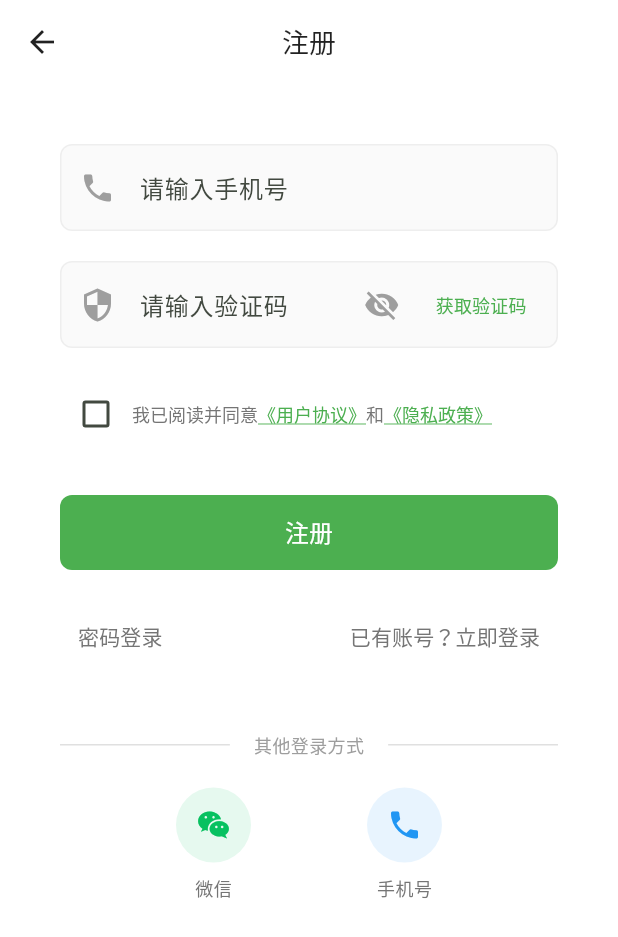
After one commit to LydiaCai1203/jump-frog-fk, a Flutter app: the AuthPage screen opened by its route, after a tap on "注册", on a phone screen of 412 x 824 dp. The commit adds this screen. Shown: the top 937 px of the screen. Run offline on Flutter 3.47's test engine with Material 3 defaults, Android fonts, the phone set to English and light mode, and no system bars; our stand-ins replace flutter_svg, font_awesome_flutter, geocoding, geolocator; missing offline and left inert: app_settings.

Commit message:
feat: 新增 登录/注册 页面

```diff
--- a/jump_frog_flutter/jump_frog_flutter/lib/main.dart
+++ b/jump_frog_flutter/jump_frog_flutter/lib/main.dart
@@ -3,6 +3,7 @@ import 'pages/home_page.dart';
 import 'pages/my_trips_page.dart';
 import 'pages/circle_page.dart';
 import 'pages/profile_page.dart';
+import 'pages/auth_page.dart';
 
 void main() {
   runApp(const MyApp());
@@ -20,6 +21,7 @@ class MyApp extends StatelessWidget {
         useMaterial3: true,
       ),
       home: const MainScaffold(),
+      routes: {'/auth': (context) => const AuthPage()},
     );
   }
 }
--- /dev/null
+++ b/jump_frog_flutter/jump_frog_flutter/lib/pages/auth_page.dart
@@ -0,0 +1,459 @@
+import 'package:flutter/material.dart';
+import 'package:flutter/services.dart';
+
+class AuthPage extends StatefulWidget {
+  const AuthPage({super.key});
+
+  @override
+  State<AuthPage> createState() => _AuthPageState();
+}
+
+class _AuthPageState extends State<AuthPage> {
+  final _formKey = GlobalKey<FormState>();
+  final _phoneController = TextEditingController();
+  final _passwordController = TextEditingController();
+  final _smsCodeController = TextEditingController();
+
+  bool _passwordVisible = false;
+  bool _smsCodeVisible = false;
+  String _currentMode = 'login'; // login, sms
+  bool _showRegisterForm = false;
+  bool _agreeToTerms = false;
+
+  @override
+  void dispose() {
+    _phoneController.dispose();
+    _passwordController.dispose();
+    _smsCodeController.dispose();
+    super.dispose();
+  }
+
+  @override
+  Widget build(BuildContext context) {
+    return Scaffold(
+      backgroundColor: Colors.white,
+      appBar: AppBar(
+        backgroundColor: Colors.white,
+        elevation: 0,
+        leading: IconButton(
+          icon: const Icon(Icons.arrow_back, color: Colors.black87),
+          onPressed: () => Navigator.of(context).pop(),
+        ),
+        title: Text(
+          _currentMode == 'login' ? '登录' : (_showRegisterForm ? '注册' : '登录'),
+          style: const TextStyle(
+            color: Colors.black87,
+            fontSize: 18,
+            fontWeight: FontWeight.w500,
+          ),
+        ),
+        centerTitle: true,
+      ),
+      body: SingleChildScrollView(
+        padding: const EdgeInsets.symmetric(horizontal: 40),
+        child: Form(
+          key: _formKey,
+          child: Column(
+            children: [
+              // 顶部间距
+              const SizedBox(height: 40),
+
+              // 手机号输入框
+              _buildInputField(
+                controller: _phoneController,
+                hintText: '请输入手机号',
+                prefixIcon: Icons.phone,
+                keyboardType: TextInputType.phone,
+                inputFormatters: [
+                  FilteringTextInputFormatter.digitsOnly,
+                  LengthLimitingTextInputFormatter(11),
+                ],
+                validator: (value) {
+                  if (value == null || value.isEmpty) return '请输入手机号';
+                  if (value.length != 11) return '请输入正确的手机号';
+                  return null;
+                },
+              ),
+
+              const SizedBox(height: 20),
+
+              // 根据模式显示不同输入框
+              if (_currentMode == 'login') ...[
+                _buildPasswordField(),
+              ] else ...[
+                _buildSmsCodeField(),
+              ],
+
+              // 注册表单
+              if (_currentMode == 'sms' && _showRegisterForm) ...[
+                const SizedBox(height: 20),
+                _buildAgreementCheckbox(),
+              ],
+
+              const SizedBox(height: 30),
+
+              // 主按钮
+              SizedBox(
+                width: double.infinity,
+                height: 50,
+                child: ElevatedButton(
+                  onPressed: _handleSubmit,
+                  style: ElevatedButton.styleFrom(
+                    backgroundColor: Colors.green,
+                    foregroundColor: Colors.white,
+                    shape: RoundedRectangleBorder(
+                      borderRadius: BorderRadius.circular(8),
+                    ),
+                    elevation: 0,
+                  ),
+                  child: Text(
+                    _getButtonText(),
+                    style: const TextStyle(
+                      fontSize: 16,
+                      fontWeight: FontWeight.w500,
+                    ),
+                  ),
+                ),
+              ),
+
+              const SizedBox(height: 20),
+
+              // 切换登录方式
+              _buildModeSwitch(),
+
+              const SizedBox(height: 40),
+
+              // 第三方登录
+              _buildThirdPartyLogin(),
+
+              const SizedBox(height: 40),
+            ],
+          ),
+        ),
+      ),
+    );
+  }
+
+  Widget _buildInputField({
+    required TextEditingController controller,
+    required String hintText,
+    required IconData prefixIcon,
+    TextInputType? keyboardType,
+    List<TextInputFormatter>? inputFormatters,
+    String? Function(String?)? validator,
+  }) {
+    return Container(
+      decoration: BoxDecoration(
+        color: Colors.grey.shade50,
+        borderRadius: BorderRadius.circular(8),
+        border: Border.all(color: Colors.grey.shade200),
+      ),
+      child: TextFormField(
+        controller: controller,
+        keyboardType: keyboardType,
+        inputFormatters: inputFormatters,
+        validator: validator,
+        decoration: InputDecoration(
+          hintText: hintText,
+          prefixIcon: Icon(prefixIcon, color: Colors.grey),
+          border: InputBorder.none,
+          contentPadding: const EdgeInsets.symmetric(
+            horizontal: 16,
+            vertical: 16,
+          ),
+        ),
+      ),
+    );
+  }
+
+  Widget _buildPasswordField() {
+    return Container(
+      decoration: BoxDecoration(
+        color: Colors.grey.shade50,
+        borderRadius: BorderRadius.circular(8),
+        border: Border.all(color: Colors.grey.shade200),
+      ),
+      child: TextFormField(
+        controller: _passwordController,
+        obscureText: !_passwordVisible,
+        decoration: InputDecoration(
+          hintText: '请输入密码',
+          prefixIcon: const Icon(Icons.lock, color: Colors.grey),
+          suffixIcon: IconButton(
+            icon: Icon(
+              _passwordVisible ? Icons.visibility : Icons.visibility_off,
+              color: Colors.grey,
+            ),
+            onPressed: () =>
+                setState(() => _passwordVisible = !_passwordVisible),
+          ),
+          border: InputBorder.none,
+          contentPadding: const EdgeInsets.symmetric(
+            horizontal: 16,
+            vertical: 16,
+          ),
+        ),
+        validator: (value) {
+          if (value == null || value.isEmpty) return '请输入密码';
+          if (value.length < 6) return '密码长度不能少于6位';
+          return null;
+        },
+      ),
+    );
+  }
+
+  Widget _buildSmsCodeField() {
+    return Container(
+      decoration: BoxDecoration(
+        color: Colors.grey.shade50,
+        borderRadius: BorderRadius.circular(8),
+        border: Border.all(color: Colors.grey.shade200),
+      ),
+      child: TextFormField(
+        controller: _smsCodeController,
+        obscureText: !_smsCodeVisible,
+        keyboardType: TextInputType.number,
+        inputFormatters: [
+          FilteringTextInputFormatter.digitsOnly,
+          LengthLimitingTextInputFormatter(6),
+        ],
+        decoration: InputDecoration(
+          hintText: '请输入验证码',
+          prefixIcon: const Icon(Icons.security, color: Colors.grey),
+          suffixIcon: Row(
+            mainAxisSize: MainAxisSize.min,
+            children: [
+              IconButton(
+                icon: Icon(
+                  _smsCodeVisible ? Icons.visibility : Icons.visibility_off,
+                  color: Colors.grey,
+                ),
+                onPressed: () =>
+                    setState(() => _smsCodeVisible = !_smsCodeVisible),
+              ),
+              Container(
+                margin: const EdgeInsets.only(right: 8),
+                child: TextButton(
+                  onPressed: () => ScaffoldMessenger.of(
+                    context,
+                  ).showSnackBar(const SnackBar(content: Text('验证码已发送'))),
+                  child: const Text(
+                    '获取验证码',
+                    style: TextStyle(color: Colors.green, fontSize: 12),
+                  ),
+                ),
+              ),
+            ],
+          ),
+          border: InputBorder.none,
+          contentPadding: const EdgeInsets.symmetric(
+            horizontal: 16,
+            vertical: 16,
+          ),
+        ),
+        validator: (value) {
+          if (value == null || value.isEmpty) return '请输入验证码';
+          if (value.length != 6) return '请输入6位验证码';
+          return null;
+        },
+      ),
+    );
+  }
+
+  Widget _buildAgreementCheckbox() {
+    return Row(
+      children: [
+        Checkbox(
+          value: _agreeToTerms,
+          onChanged: (value) => setState(() => _agreeToTerms = value ?? false),
+          activeColor: Colors.green,
+        ),
+        Expanded(
+          child: RichText(
+            text: TextSpan(
+              style: TextStyle(color: Colors.grey.shade600, fontSize: 12),
+              children: [
+                const TextSpan(text: '我已阅读并同意'),
+                TextSpan(
+                  text: '《用户协议》',
+                  style: TextStyle(
+                    color: Colors.green,
+                    decoration: TextDecoration.underline,
+                  ),
+                ),
+                const TextSpan(text: '和'),
+                TextSpan(
+                  text: '《隐私政策》',
+                  style: TextStyle(
+                    color: Colors.green,
+                    decoration: TextDecoration.underline,
+                  ),
+                ),
+              ],
+            ),
+          ),
+        ),
+      ],
+    );
+  }
+
+  Widget _buildModeSwitch() {
+    if (_currentMode == 'login') {
+      return Row(
+        mainAxisAlignment: MainAxisAlignment.spaceBetween,
+        children: [
+          Row(
+            children: [
+              TextButton(
+                onPressed: () => ScaffoldMessenger.of(
+                  context,
+                ).showSnackBar(const SnackBar(content: Text('忘记密码功能待实现'))),
+                child: Text(
+                  '忘记密码？',
+                  style: TextStyle(color: Colors.grey.shade600, fontSize: 14),
+                ),
+              ),
+              TextButton(
+                onPressed: () => setState(() {
+                  _currentMode = 'sms';
+                  _showRegisterForm = true;
+                }),
+                child: Text(
+                  '注册',
+                  style: TextStyle(
+                    color: Colors.green,
+                    fontSize: 14,
+                    fontWeight: FontWeight.w500,
+                  ),
+                ),
+              ),
+            ],
+          ),
+          TextButton(
+            onPressed: () => setState(() => _currentMode = 'sms'),
+            child: Text(
+              '短信验证码登录',
+              style: TextStyle(color: Colors.grey.shade600, fontSize: 14),
+            ),
+          ),
+        ],
+      );
+    } else {
+      return Row(
+        mainAxisAlignment: MainAxisAlignment.spaceBetween,
+        children: [
+          TextButton(
+            onPressed: () => setState(() => _currentMode = 'login'),
+            child: Text(
+              '密码登录',
+              style: TextStyle(color: Colors.grey.shade600, fontSize: 14),
+            ),
+          ),
+          TextButton(
+            onPressed: () =>
+                setState(() => _showRegisterForm = !_showRegisterForm),
+            child: Text(
+              _showRegisterForm ? '已有账号？立即登录' : '注册新账号',
+              style: TextStyle(color: Colors.grey.shade600, fontSize: 14),
+            ),
+          ),
+        ],
+      );
+    }
+  }
+
+  Widget _buildThirdPartyLogin() {
+    return Column(
+      children: [
+        Row(
+          children: [
+            Expanded(child: Divider(color: Colors.grey.shade300)),
+            Padding(
+              padding: const EdgeInsets.symmetric(horizontal: 16),
+              child: Text(
+                '其他登录方式',
+                style: TextStyle(color: Colors.grey.shade500, fontSize: 12),
+              ),
+            ),
+            Expanded(child: Divider(color: Colors.grey.shade300)),
+          ],
+        ),
+        const SizedBox(height: 20),
+        Row(
+          mainAxisAlignment: MainAxisAlignment.spaceEvenly,
+          children: [
+            _buildThirdPartyButton(
+              icon: Icons.wechat,
+              label: '微信',
+              color: const Color(0xFF07C160),
+            ),
+            _buildThirdPartyButton(
+              icon: Icons.phone,
+              label: '手机号',
+              color: Colors.blue,
+            ),
+          ],
+        ),
+      ],
+    );
+  }
+
+  Widget _buildThirdPartyButton({
+    required IconData icon,
+    required String label,
+    required Color color,
+  }) {
+    return Column(
+      children: [
+        Container(
+          width: 50,
+          height: 50,
+          decoration: BoxDecoration(
+            color: color.withOpacity(0.1),
+            borderRadius: BorderRadius.circular(25),
+          ),
+          child: Icon(icon, color: color, size: 24),
+        ),
+        const SizedBox(height: 8),
+        Text(
+          label,
+          style: TextStyle(color: Colors.grey.shade600, fontSize: 12),
+        ),
+      ],
+    );
+  }
+
+  String _getButtonText() {
+    if (_currentMode == 'login') return '登录';
+    if (_showRegisterForm) return '注册';
+    return '验证码登录';
+  }
+
+  void _handleSubmit() {
+    if (_currentMode == 'login') {
+      if (_formKey.currentState!.validate()) {
+        ScaffoldMessenger.of(
+          context,
+        ).showSnackBar(const SnackBar(content: Text('登录成功！')));
+      }
+    } else if (_showRegisterForm) {
+      if (!_agreeToTerms) {
+        ScaffoldMessenger.of(
+          context,
+        ).showSnackBar(const SnackBar(content: Text('请先同意用户协议和隐私政策')));
+        return;
+      }
+      if (_formKey.currentState!.validate()) {
+        ScaffoldMessenger.of(
+          context,
+        ).showSnackBar(const SnackBar(content: Text('注册成功！')));
+      }
+    } else {
+      if (_formKey.currentState!.validate()) {
+        ScaffoldMessenger.of(
+          context,
+        ).showSnackBar(const SnackBar(content: Text('短信验证码登录成功！')));
+      }
+    }
+  }
+}
--- a/jump_frog_flutter/jump_frog_flutter/lib/pages/profile_page.dart
+++ b/jump_frog_flutter/jump_frog_flutter/lib/pages/profile_page.dart
@@ -109,6 +109,11 @@ class _ProfilePageState extends State<ProfilePage> {
               ],
             ),
             const SizedBox(height: 24),
+            _ProfileMenuItem(
+              icon: Icons.login,
+              label: '登录/注册',
+              onTap: () => Navigator.of(context).pushNamed('/auth'),
+            ),
             _ProfileMenuItem(
               icon: Icons.settings,
               label: '设置',
```
